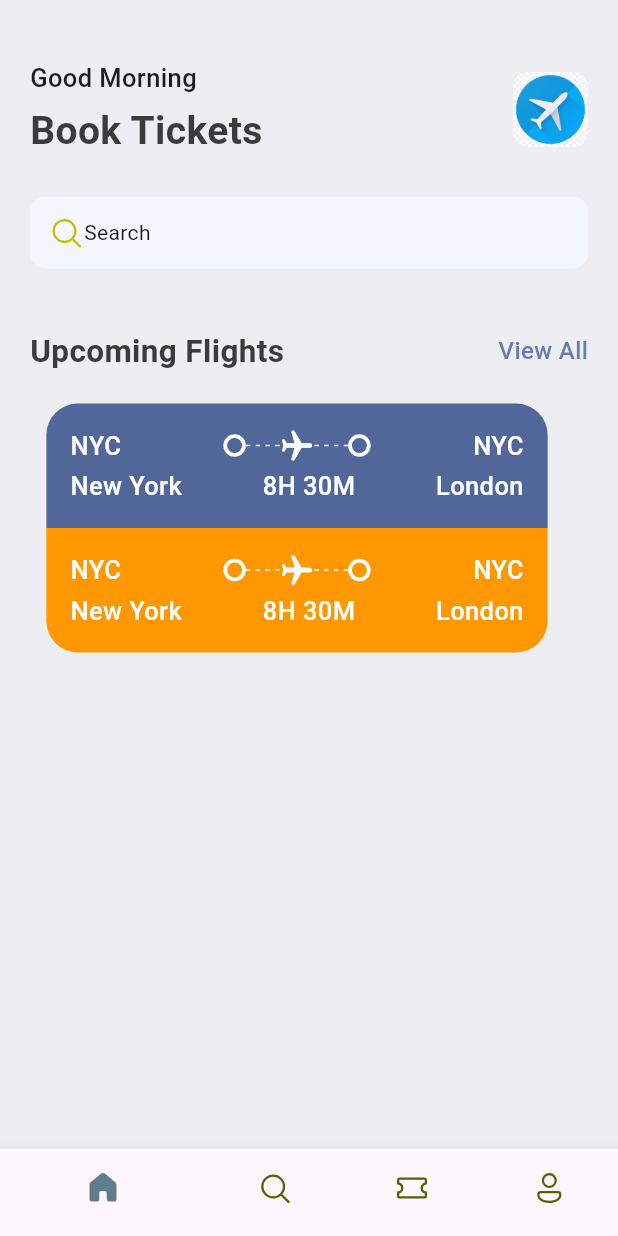
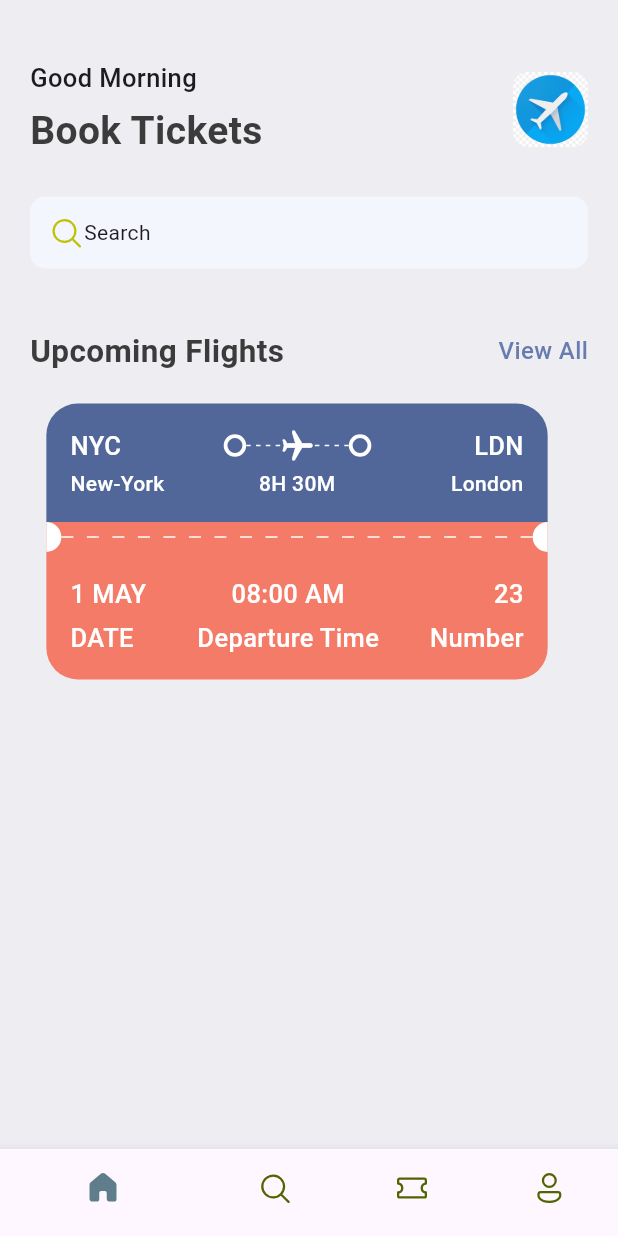
Before and after one commit to AK1239/Ticket-App, a Flutter app: the screen it shows after launch, on a phone screen of 412 x 824 dp. Run offline on Flutter 3.47's test engine with Material 3 defaults, Android fonts, the phone set to English and light mode, and no system bars; our stand-ins replace fluentui_icons.

Commit message:
creating reusable widgets

```diff
--- a/lib/base/res/styles/app_styles.dart
+++ b/lib/base/res/styles/app_styles.dart
@@ -7,6 +7,7 @@ class AppStyles {
   static Color textColor = const Color(0xFF3b3b3b);
   static Color bgColor = const Color(0xFFeeedf2);
   static Color ticketBlue = const Color(0xFF526799);
+  static Color ticketOrange = const Color(0xFFF37B67);
 
   static TextStyle textStyle = TextStyle(
     fontSize: 16,
@@ -30,4 +31,9 @@ class AppStyles {
     fontSize: 17,
     fontWeight: FontWeight.w500,
   );
+
+  static TextStyle headLineStyle4 = const TextStyle(
+    fontSize: 14,
+    fontWeight: FontWeight.w500,
+  );
 }
--- /dev/null
+++ b/lib/base/widgets/app_column_text_layout.dart
@@ -0,0 +1,27 @@
+import 'package:flutter/material.dart';
+import 'package:ticket_app/base/widgets/text_style_third.dart';
+
+class AppColumnTextLayout extends StatelessWidget {
+  final String topText;
+  final String bottomText;
+  final CrossAxisAlignment align;
+  const AppColumnTextLayout(
+      {super.key,
+      required this.topText,
+      required this.bottomText,
+      required this.align});
+
+  @override
+  Widget build(BuildContext context) {
+    return Column(
+      crossAxisAlignment: align,
+      children: [
+        TextStyleThird(text: topText),
+        const SizedBox(
+          height: 5,
+        ),
+        TextStyleThird(text: bottomText),
+      ],
+    );
+  }
+}
--- a/lib/base/widgets/app_layoutbuilder_widget.dart
+++ b/lib/base/widgets/app_layoutbuilder_widget.dart
@@ -2,8 +2,10 @@ import 'package:flutter/material.dart';
 
 class AppLayoutbuilderWidget extends StatelessWidget {
   final int randomDivider;
+  final double width;
 
-  const AppLayoutbuilderWidget({super.key, required this.randomDivider});
+  const AppLayoutbuilderWidget(
+      {super.key, required this.randomDivider, this.width = 3});
 
   @override
   Widget build(BuildContext context) {
@@ -14,10 +16,10 @@ class AppLayoutbuilderWidget extends StatelessWidget {
           direction: Axis.horizontal,
           children: List.generate(
               (constraints.constrainWidth() / randomDivider).floor(),
-              (index) => const SizedBox(
-                    width: 3,
+              (index) => SizedBox(
+                    width: width,
                     height: 1,
-                    child: DecoratedBox(
+                    child: const DecoratedBox(
                       decoration: BoxDecoration(
                         color: Colors.white,
                       ),
--- /dev/null
+++ b/lib/base/widgets/big_circle.dart
@@ -0,0 +1,27 @@
+import 'package:flutter/material.dart';
+
+class BigCircle extends StatelessWidget {
+  final bool isRight;
+  const BigCircle({super.key, required this.isRight});
+
+  @override
+  Widget build(BuildContext context) {
+    return SizedBox(
+      height: 20,
+      width: 10,
+      child: DecoratedBox(
+        decoration: BoxDecoration(
+            color: Colors.white,
+            borderRadius: isRight == true
+                ? const BorderRadius.only(
+                    topLeft: Radius.circular(10),
+                    bottomLeft: Radius.circular(10),
+                  )
+                : const BorderRadius.only(
+                    topRight: Radius.circular(10),
+                    bottomRight: Radius.circular(10),
+                  )),
+      ),
+    );
+  }
+}
--- /dev/null
+++ b/lib/base/widgets/text_style_fourth.dart
@@ -0,0 +1,18 @@
+import 'package:flutter/material.dart';
+import 'package:ticket_app/base/res/styles/app_styles.dart';
+
+class TextStyleFourth extends StatelessWidget {
+  final String text;
+  final TextAlign align;
+  const TextStyleFourth(
+      {super.key, required this.text, this.align = TextAlign.start});
+
+  @override
+  Widget build(BuildContext context) {
+    return Text(
+      text,
+      textAlign: align,
+      style: AppStyles.headLineStyle4.copyWith(color: Colors.white),
+    );
+  }
+}
--- /dev/null
+++ b/lib/base/widgets/text_style_third.dart
@@ -0,0 +1,15 @@
+import 'package:flutter/material.dart';
+import 'package:ticket_app/base/res/styles/app_styles.dart';
+
+class TextStyleThird extends StatelessWidget {
+  final String text;
+  const TextStyleThird({super.key, required this.text});
+
+  @override
+  Widget build(BuildContext context) {
+    return Text(
+      text,
+      style: AppStyles.headLineStyle3.copyWith(color: Colors.white),
+    );
+  }
+}
--- a/lib/base/widgets/ticket_view.dart
+++ b/lib/base/widgets/ticket_view.dart
@@ -1,7 +1,11 @@
 import 'package:flutter/material.dart';
 import 'package:ticket_app/base/res/styles/app_styles.dart';
+import 'package:ticket_app/base/widgets/app_column_text_layout.dart';
 import 'package:ticket_app/base/widgets/app_layoutbuilder_widget.dart';
+import 'package:ticket_app/base/widgets/big_circle.dart';
 import 'package:ticket_app/base/widgets/big_dot.dart';
+import 'package:ticket_app/base/widgets/text_style_fourth.dart';
+import 'package:ticket_app/base/widgets/text_style_third.dart';
 
 class TicketView extends StatelessWidget {
   const TicketView({super.key});
@@ -12,11 +16,12 @@ class TicketView extends StatelessWidget {
 
     return SizedBox(
       width: size.width * 0.85,
-      height: 179,
+      height: 189,
       child: Container(
         margin: const EdgeInsets.only(right: 16),
         child: Column(
           children: [
+            //Blue part of the screen
             Container(
               padding: const EdgeInsets.all(16),
               decoration: BoxDecoration(
@@ -30,11 +35,7 @@ class TicketView extends StatelessWidget {
                   //show departure and destination with icons first line
                   Row(
                     children: [
-                      Text(
-                        "NYC",
-                        style: AppStyles.headLineStyle3
-                            .copyWith(color: Colors.white),
-                      ),
+                      const TextStyleThird(text: "NYC"),
                       Expanded(child: Container()),
                       const BigDot(),
                       Expanded(
@@ -58,9 +59,7 @@ class TicketView extends StatelessWidget {
                       )),
                       const BigDot(),
                       Expanded(child: Container()),
-                      Text("NYC",
-                          style: AppStyles.headLineStyle3
-                              .copyWith(color: Colors.white)),
+                      const TextStyleThird(text: "LDN"),
                     ],
                   ),
                   const SizedBox(
@@ -69,95 +68,68 @@ class TicketView extends StatelessWidget {
                   //Show departure and destination names with time
                   Row(
                     children: [
-                      Text(
-                        "New York",
-                        style: AppStyles.headLineStyle3
-                            .copyWith(color: Colors.white),
+                      const SizedBox(
+                        width: 100,
+                        child: TextStyleFourth(text: "New-York"),
                       ),
                       Expanded(child: Container()),
-                      Text(
-                        "8H 30M",
-                        style: AppStyles.headLineStyle3
-                            .copyWith(color: Colors.white),
+                      const TextStyleFourth(text: "8H 30M"),
+                      Expanded(child: Container()),
+                      const SizedBox(
+                        width: 100,
+                        child: TextStyleFourth(
+                            text: "London", align: TextAlign.right),
                       ),
-                      Expanded(child: Container()),
-                      Text("London",
-                          style: AppStyles.headLineStyle3
-                              .copyWith(color: Colors.white)),
                     ],
                   ),
                 ],
               ),
             ),
+            //Middle between red and blue
+            Container(
+                color: AppStyles.ticketOrange,
+                child: const Row(
+                  children: [
+                    BigCircle(
+                      isRight: false,
+                    ),
+                    Expanded(
+                        child: AppLayoutbuilderWidget(
+                            randomDivider: 16, width: 8)),
+                    BigCircle(
+                      isRight: true,
+                    ),
+                  ],
+                )),
+            //Red part of the screen
             Container(
               padding: const EdgeInsets.all(16),
-              decoration: const BoxDecoration(
-                color: Colors.orange,
-                borderRadius: BorderRadius.only(
+              decoration: BoxDecoration(
+                color: AppStyles.ticketOrange,
+                borderRadius: const BorderRadius.only(
                     bottomLeft: Radius.circular(21),
                     bottomRight: Radius.circular(21)),
               ),
-              child: Column(
+              child: const Column(
                 children: [
+                  Row(
+                    mainAxisAlignment: MainAxisAlignment.spaceBetween,
+                    children: [
+                      AppColumnTextLayout(
+                          topText: "1 MAY",
+                          bottomText: "DATE",
+                          align: CrossAxisAlignment.start),
+                      AppColumnTextLayout(
+                          topText: "08:00 AM",
+                          bottomText: "Departure Time",
+                          align: CrossAxisAlignment.center),
+                      AppColumnTextLayout(
+                          topText: "23",
+                          bottomText: "Number",
+                          align: CrossAxisAlignment.end),
+                    ],
+                  )
                   //show departure and destination with icons first line
-                  Row(
-                    children: [
-                      Text(
-                        "NYC",
-                        style: AppStyles.headLineStyle3
-                            .copyWith(color: Colors.white),
-                      ),
-                      Expanded(child: Container()),
-                      const BigDot(),
-                      Expanded(
-                          child: Stack(
-                        children: [
-                          const SizedBox(
-                            height: 24,
-                            child: AppLayoutbuilderWidget(
-                              randomDivider: 6,
-                            ),
-                          ),
-                          Center(
-                            child: Transform.rotate(
-                                angle: 1.57,
-                                child: const Icon(
-                                  Icons.local_airport_rounded,
-                                  color: Colors.white,
-                                )),
-                          ),
-                        ],
-                      )),
-                      const BigDot(),
-                      Expanded(child: Container()),
-                      Text("NYC",
-                          style: AppStyles.headLineStyle3
-                              .copyWith(color: Colors.white)),
-                    ],
-                  ),
-                  const SizedBox(
-                    height: 3,
-                  ),
-                  //Show departure and destination names with time
-                  Row(
-                    children: [
-                      Text(
-                        "New York",
-                        style: AppStyles.headLineStyle3
-                            .copyWith(color: Colors.white),
-                      ),
-                      Expanded(child: Container()),
-                      Text(
-                        "8H 30M",
-                        style: AppStyles.headLineStyle3
-                            .copyWith(color: Colors.white),
-                      ),
-                      Expanded(child: Container()),
-                      Text("London",
-                          style: AppStyles.headLineStyle3
-                              .copyWith(color: Colors.white)),
-                    ],
-                  ),
                 ],
               ),
             ),
```
